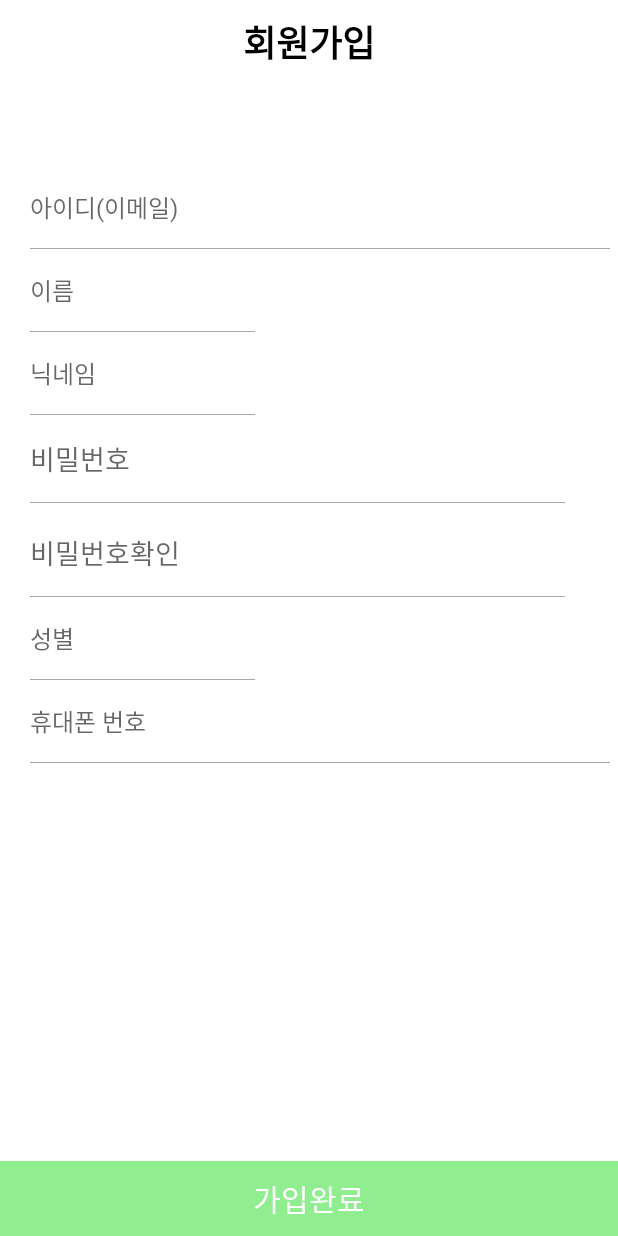
After one commit to MadMax-Team/honbap_signal_android, an Android app: the layout activity_sign_up.xml on its own in the app's theme, with its tools: preview values and no code run, on a phone screen of 412 x 824 dp. The commit adds this screen. Run offline under Robolectric (Android 15) with nearby library versions, the phone set to English and light mode, and no system bars.

Commit message:
회원가입 layout생성 + 현재 문제 ( 홈프래그먼트->회원가입, 로그인액티비티->회원가입)안넘어가는데 이유를 잘 모르겠음 view binding과정은 제대로 있었는데..

```diff
--- a/app/src/main/java/com/example/HonbabSignal/HomeFragment.kt
+++ b/app/src/main/java/com/example/HonbabSignal/HomeFragment.kt
@@ -29,6 +29,15 @@ class HomeFragment : Fragment() {
             val intent = Intent(activity, LogInActivity::class.java)
             startActivity(intent)
         }
+
+        //home에서 회원가입 버튼 누르면 signup activity로 넘어갑니다
+        binding.homeSignUpTv.setOnClickListener {
+            //Toast.makeText(activity, "Its toast!", Toast.LENGTH_SHORT).show();
+
+            val intent = Intent(activity, SignUpActivity::class.java)
+            startActivity(intent)
+        }
+
         return binding.root
     }
 
--- a/app/src/main/java/com/example/HonbabSignal/LogInActivity.kt
+++ b/app/src/main/java/com/example/HonbabSignal/LogInActivity.kt
@@ -1,5 +1,6 @@
 package com.example.HonbabSignal
 
+import android.content.Intent
 import android.os.Bundle
 import androidx.appcompat.app.AppCompatActivity
 import com.example.HonbabSignal.databinding.ActivityLogInBinding
@@ -13,5 +14,10 @@ class LogInActivity : AppCompatActivity() {
         binding = ActivityLogInBinding.inflate(layoutInflater)
         setContentView(binding.root)
 
+        //home에서 회원가입 버튼 누르면 signup activity로 넘어갑니다
+        binding.logInSignUpTv.setOnClickListener{
+            startActivity(Intent(this@LogInActivity,SignUpActivity::class.java))
+        }
     }
+
 }
--- /dev/null
+++ b/app/src/main/java/com/example/HonbabSignal/SignUpActivity.kt
@@ -0,0 +1,108 @@
+package com.example.HonbabSignal
+
+import android.os.Bundle
+import android.util.Log
+import android.view.LayoutInflater
+import android.view.View
+import android.widget.Toast
+import androidx.appcompat.app.AppCompatActivity
+import com.example.HonbabSignal.databinding.ActivitySignUpBinding
+
+
+class SignUpActivity : AppCompatActivity(){
+
+    lateinit var binding: ActivitySignUpBinding
+
+    override fun onCreate(savedInstanceState: Bundle?) {
+        super.onCreate(savedInstanceState)
+        binding = ActivitySignUpBinding.inflate(layoutInflater)
+        setContentView(binding.root)
+
+        /*이 밑에 있는 코드들은 flo구현 당시 서버에서 api가 넘어올경우 필요했던 코드들 입니다. 일단 남겨놓기는 했는데 api구조가 저희가 배웠던것과 조금
+        다르거나 새롭게 만들게 될 경우 자유롭게 지울 수 있습니다*/
+
+
+//        //회원가입이 되게하는부분
+//        binding.signUpSignUpBtnTv.setOnClickListener{
+//            signUp()
+//
+//        }
+    }
+
+
+//    private fun getUser(): User{
+//        val email:String = binding.signUpIdEt.text.toString() + "@" + binding.signUpDirectInputEt.text.toString()
+//        val pwd: String = binding.signUpPwdEt.text.toString()
+//        val name: String = binding.signUpNameEt.text.toString()
+//
+//        return User(email, pwd, name)
+//    }
+//
+//
+//    private fun signUp() {
+//        if (binding.signUpIdEt.text.toString()
+//                .isEmpty() || binding.signUpDirectInputEt.text.toString().isEmpty()
+//        ) {
+//            Toast.makeText(this, "이메일 형식이 올바르지 않습니다.", Toast.LENGTH_SHORT).show()
+//            return
+//        }
+//        if (binding.signUpNameEt.text.toString().isEmpty()) {
+//            Toast.makeText(this, "이름 형식이 올바르지 않습니다.", Toast.LENGTH_SHORT).show()
+//            return
+//        }
+//        if (binding.signUpPwdEt.text.toString() != binding.signUpPwdCheckEt.text.toString()) {
+//            Toast.makeText(this, "비밀번호가 일치하지 않습니다.", Toast.LENGTH_SHORT).show()
+//            return
+//        }
+//
+//        val authService = AuthService()
+//        authService.setSignUpView(this)
+//
+//        authService.signUp(getUser())
+//
+//        //val retrofit = Retrofit.Builder().baseUrl("http://13.125.121.202").build()
+//
+//        Log.d("SIGNUPACT/ASYNC","Hello")
+//    }
+//
+//    override fun onSignUpLoading() {
+//        binding.signUpLoadingPb.visibility = View.VISIBLE
+//    }
+//
+//    override fun onSignUpSuccess() {
+//        binding.signUpLoadingPb.visibility = View.GONE
+//
+//        finish()
+//    }
+//
+//    override fun onSignUpFailure(code: Int, message: String) {
+//        binding.signUpLoadingPb.visibility = View.GONE
+//
+//        when(code){
+//            2016,2017 -> {
+//                binding.signUpEmailErrorTv.visibility = View.VISIBLE
+//                binding.signUpEmailErrorTv.text = message
+//            }
+//        }
+//    }
+//    private fun signUp() {
+//        if (binding.signUpIdEt.text.toString().isEmpty() || binding.signUpDirectInputEt.text.toString().isEmpty())
+//        { Toast.makeText(this, "이메일 형식이 올바르지 않습니다.", Toast.LENGTH_SHORT).show()
+//            return
+//        }
+//        if (binding.signUpPwdEt.text.toString() != binding.signUpPwdCheckEt.text.toString())
+//        {Toast.makeText(this, "비밀번호가 일치하지 않습니다.", Toast.LENGTH_SHORT).show()
+//            return
+//        }
+//
+//        val userDB = SongDatabase.getInstance(this)!!
+//        userDB.userDao().insert(getUser())
+//
+//        val users = userDB.userDao().getUsers()
+//
+//        Log.d("SIGNUPACT",users.toString())
+//    }
+
+
+
+}
--- a/app/src/main/res/layout/activity_log_in.xml
+++ b/app/src/main/res/layout/activity_log_in.xml
@@ -99,11 +99,11 @@
         android:layout_marginTop="20dp"
         android:layout_marginStart="50dp"
         android:layout_marginEnd="50dp"
-        app:layout_constraintEnd_toStartOf="@id/log_in_sign_in_tv"
+        app:layout_constraintEnd_toStartOf="@id/log_in_sign_up_tv"
         app:layout_constraintTop_toBottomOf="@id/log_in_login_btn"
         app:layout_constraintStart_toEndOf="@id/log_in_find_id_tv"/>
     <TextView
-        android:id="@+id/log_in_sign_in_tv"
+        android:id="@+id/log_in_sign_up_tv"
         android:layout_width="wrap_content"
         android:layout_height="wrap_content"
         android:text="회원가입"
--- /dev/null
+++ b/app/src/main/res/layout/activity_sign_up.xml
@@ -0,0 +1,232 @@
+<?xml version="1.0" encoding="utf-8"?>
+<androidx.constraintlayout.widget.ConstraintLayout xmlns:android="http://schemas.android.com/apk/res/android"
+    android:layout_width="match_parent"
+    android:layout_height="match_parent"
+    xmlns:app="http://schemas.android.com/apk/res-auto">
+
+    <TextView
+        android:id="@+id/sign_up_singup_tv"
+        android:layout_width="wrap_content"
+        android:layout_height="wrap_content"
+        android:text="회원가입"
+        android:textSize="24sp"
+        android:layout_marginTop="10dp"
+        app:layout_constraintStart_toStartOf="parent"
+        app:layout_constraintEnd_toEndOf="parent"
+        app:layout_constraintTop_toTopOf="parent"
+        android:textStyle="bold"
+        android:textColor="@color/black"/>
+    <EditText
+        android:id="@+id/sign_up_id_et"
+        android:layout_width="0dp"
+        android:layout_height="wrap_content"
+        android:layout_marginStart="20dp"
+        android:layout_marginTop="80dp"
+        android:layout_marginEnd="5dp"
+        android:background="@null"
+        android:hint="아이디(이메일)"
+        android:inputType="text"
+        android:textSize="16sp"
+        app:layout_constraintTop_toBottomOf="@id/sign_up_singup_tv"
+        app:layout_constraintStart_toStartOf="parent"
+        app:layout_constraintEnd_toEndOf="parent"/>
+
+    <View
+        android:id="@+id/sign_up_id_underscore_view"
+        android:layout_width="0dp"
+        android:layout_height="1px"
+        android:layout_marginTop="15dp"
+        android:background="#a8a8a8"
+        app:layout_constraintEnd_toEndOf="@id/sign_up_id_et"
+        app:layout_constraintStart_toStartOf="@id/sign_up_id_et"
+        app:layout_constraintTop_toBottomOf="@id/sign_up_id_et"/>
+
+
+    <TextView
+        android:id="@+id/sign_up_email_error_tv"
+        android:layout_width="wrap_content"
+        android:layout_height="wrap_content"
+        android:textSize="14sp"
+        android:textStyle="bold"
+        android:textColor="#EF0000"
+        android:layout_marginTop="10dp"
+        android:layout_marginStart="20dp"
+        android:visibility="gone"
+        app:layout_constraintStart_toStartOf="parent"
+        app:layout_constraintTop_toBottomOf="@id/sign_up_id_underscore_view"/>
+
+    <EditText
+        android:id="@+id/sign_up_name_et"
+        android:layout_width="150dp"
+        android:layout_height="wrap_content"
+        android:layout_marginStart="20dp"
+        android:layout_marginTop="15dp"
+        android:layout_marginEnd="20dp"
+        android:background="@null"
+        android:hint="이름"
+        android:inputType="textPersonName"
+        android:textSize="16sp"
+        app:layout_constraintStart_toStartOf="parent"
+        app:layout_constraintTop_toBottomOf="@id/sign_up_email_error_tv"
+
+        />
+    <View
+        android:id="@+id/sign_up_name_underscore_view"
+        android:layout_width="0dp"
+        android:layout_height="1px"
+        android:layout_marginTop="15dp"
+        android:background="#a8a8a8"
+        app:layout_constraintEnd_toEndOf="@id/sign_up_name_et"
+        app:layout_constraintStart_toStartOf="@id/sign_up_name_et"
+        app:layout_constraintTop_toBottomOf="@id/sign_up_name_et" />
+
+    <EditText
+        android:id="@+id/sign_up_nick_name_et"
+        android:layout_width="150dp"
+        android:layout_height="wrap_content"
+        android:layout_marginStart="20dp"
+        android:layout_marginTop="15dp"
+        android:layout_marginEnd="20dp"
+        android:background="@null"
+        android:hint="닉네임"
+        android:inputType="textPersonName"
+        android:textSize="16sp"
+        app:layout_constraintStart_toStartOf="parent"
+        app:layout_constraintTop_toBottomOf="@id/sign_up_name_underscore_view"
+
+        />
+    <View
+        android:id="@+id/sign_up_nick_name_underscore_view"
+        android:layout_width="0dp"
+        android:layout_height="1px"
+        android:layout_marginTop="15dp"
+        android:background="#a8a8a8"
+        app:layout_constraintEnd_toEndOf="@id/sign_up_nick_name_et"
+        app:layout_constraintStart_toStartOf="@id/sign_up_nick_name_et"
+        app:layout_constraintTop_toBottomOf="@id/sign_up_nick_name_et" />
+
+    <EditText
+        android:id="@+id/sign_up_pwd_et"
+        android:layout_width="0dp"
+        android:layout_height="wrap_content"
+        android:hint="비밀번호"
+        android:layout_marginStart="20dp"
+        android:layout_marginEnd="35dp"
+        android:layout_marginTop="15dp"
+        android:background="@null"
+        android:inputType="textPassword"
+        app:layout_constraintStart_toStartOf="parent"
+        app:layout_constraintEnd_toEndOf="parent"
+        app:layout_constraintTop_toBottomOf="@id/sign_up_nick_name_underscore_view"/>
+
+    <View
+        android:id="@+id/sign_up_pwd_underscore_view"
+        android:layout_width="0dp"
+        android:layout_height="1px"
+        android:layout_marginTop="15dp"
+        android:background="#a8a8a8"
+        app:layout_constraintEnd_toEndOf="@id/sign_up_pwd_et"
+        app:layout_constraintStart_toStartOf="@id/sign_up_pwd_et"
+        app:layout_constraintTop_toBottomOf="@id/sign_up_pwd_et" />
+
+
+    <EditText
+        android:id="@+id/sign_up_pwd_check_et"
+        android:layout_width="0dp"
+        android:layout_height="wrap_content"
+        android:hint="비밀번호확인"
+        android:layout_marginStart="20dp"
+        android:layout_marginEnd="35dp"
+        android:layout_marginTop="20dp"
+        android:background="@null"
+        android:inputType="textPassword"
+        app:layout_constraintStart_toStartOf="parent"
+        app:layout_constraintEnd_toEndOf="parent"
+        app:layout_constraintTop_toTopOf="@id/sign_up_pwd_underscore_view"/>
+    <View
+        android:id="@+id/sign_up_pwd_check_underscore_view"
+        android:layout_width="0dp"
+        android:layout_height="1px"
+        android:layout_marginTop="15dp"
+        android:background="#a8a8a8"
+        app:layout_constraintEnd_toEndOf="@id/sign_up_pwd_check_et"
+        app:layout_constraintStart_toStartOf="@id/sign_up_pwd_check_et"
+        app:layout_constraintTop_toBottomOf="@id/sign_up_pwd_check_et" />
+
+    <TextView
+        android:id="@+id/sign_up_sign_up_btn_tv"
+        android:layout_width="0dp"
+        android:layout_height="wrap_content"
+        android:text="가입완료"
+        android:padding="10dp"
+        android:gravity="center"
+        android:background="#90ee90"
+        android:textColor="#ffffff"
+        android:textSize="20sp"
+        android:layout_marginTop="13dp"
+        app:layout_constraintStart_toStartOf="parent"
+        app:layout_constraintEnd_toEndOf="parent"
+        app:layout_constraintBottom_toBottomOf="parent"/>
+
+    <EditText
+        android:id="@+id/sign_up_sex_et"
+        android:layout_width="150dp"
+        android:layout_height="wrap_content"
+        android:layout_marginStart="20dp"
+        android:layout_marginTop="15dp"
+        android:layout_marginEnd="20dp"
+        android:background="@null"
+        android:hint="성별"
+        android:inputType="text"
+        android:textSize="16sp"
+        app:layout_constraintStart_toStartOf="parent"
+        app:layout_constraintTop_toBottomOf="@id/sign_up_pwd_check_underscore_view"
+        />
+
+    <View
+        android:id="@+id/sign_up_sex_underscore_view"
+        android:layout_width="0dp"
+        android:layout_height="1px"
+        android:layout_marginTop="15dp"
+        android:background="#a8a8a8"
+        app:layout_constraintEnd_toEndOf="@+id/sign_up_sex_et"
+        app:layout_constraintStart_toStartOf="@+id/sign_up_sex_et"
+        app:layout_constraintTop_toBottomOf="@+id/sign_up_sex_et" />
+
+    <EditText
+        android:id="@+id/sign_up_phone_num_et"
+        android:layout_width="0dp"
+        android:layout_height="wrap_content"
+        android:layout_marginStart="20dp"
+        android:layout_marginTop="15dp"
+        android:layout_marginEnd="5dp"
+        android:background="@null"
+        android:hint="휴대폰 번호"
+        android:inputType="text"
+        android:textSize="16sp"
+        app:layout_constraintTop_toBottomOf="@id/sign_up_sex_underscore_view"
+        app:layout_constraintStart_toStartOf="parent"
+        app:layout_constraintEnd_toEndOf="parent"/>
+
+    <View
+        android:id="@+id/sign_up_phone_num_underscore_view"
+        android:layout_width="0dp"
+        android:layout_height="1px"
+        android:layout_marginTop="15dp"
+        android:background="#a8a8a8"
+        app:layout_constraintEnd_toEndOf="@+id/sign_up_phone_num_et"
+        app:layout_constraintStart_toStartOf="@+id/sign_up_phone_num_et"
+        app:layout_constraintTop_toBottomOf="@+id/sign_up_phone_num_et"/>
+
+    <ProgressBar
+        android:id="@+id/sign_up_loading_pb"
+        android:layout_width="wrap_content"
+        android:layout_height="wrap_content"
+        android:layout_marginBottom="8dp"
+        android:indeterminateTint="#90ee90"
+        app:layout_constraintBottom_toBottomOf="parent"
+        app:layout_constraintEnd_toEndOf="parent"
+        app:layout_constraintStart_toStartOf="parent"
+        app:layout_constraintTop_toTopOf="parent"
+        android:visibility="gone" />
+</androidx.constraintlayout.widget.ConstraintLayout>
```
